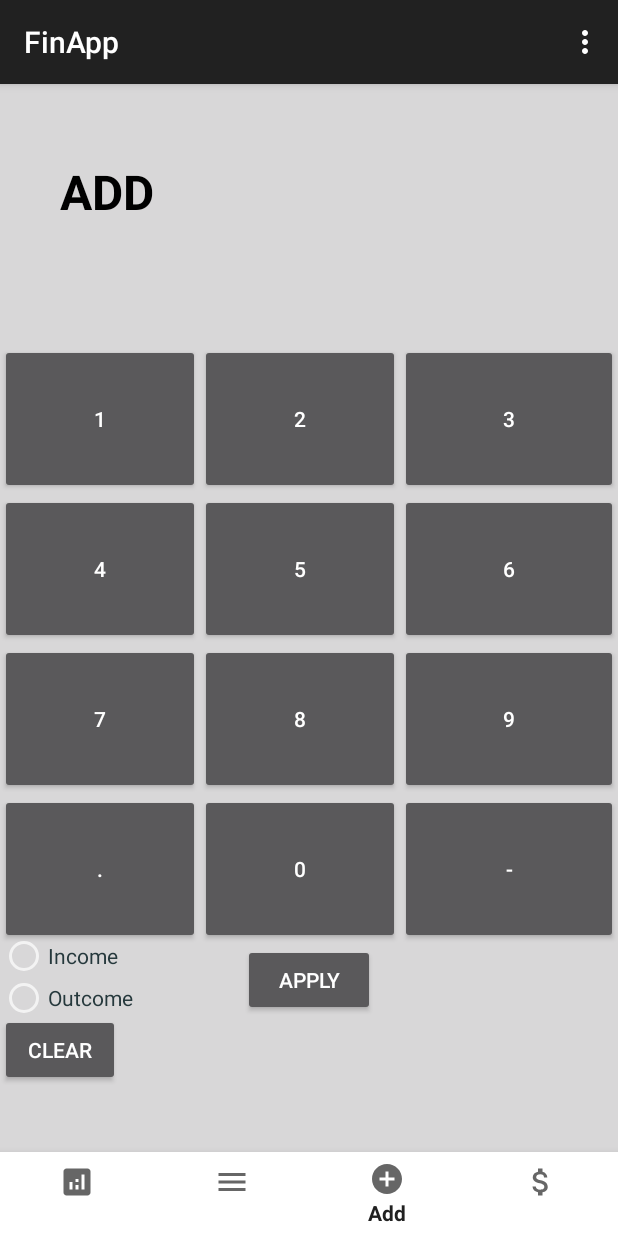
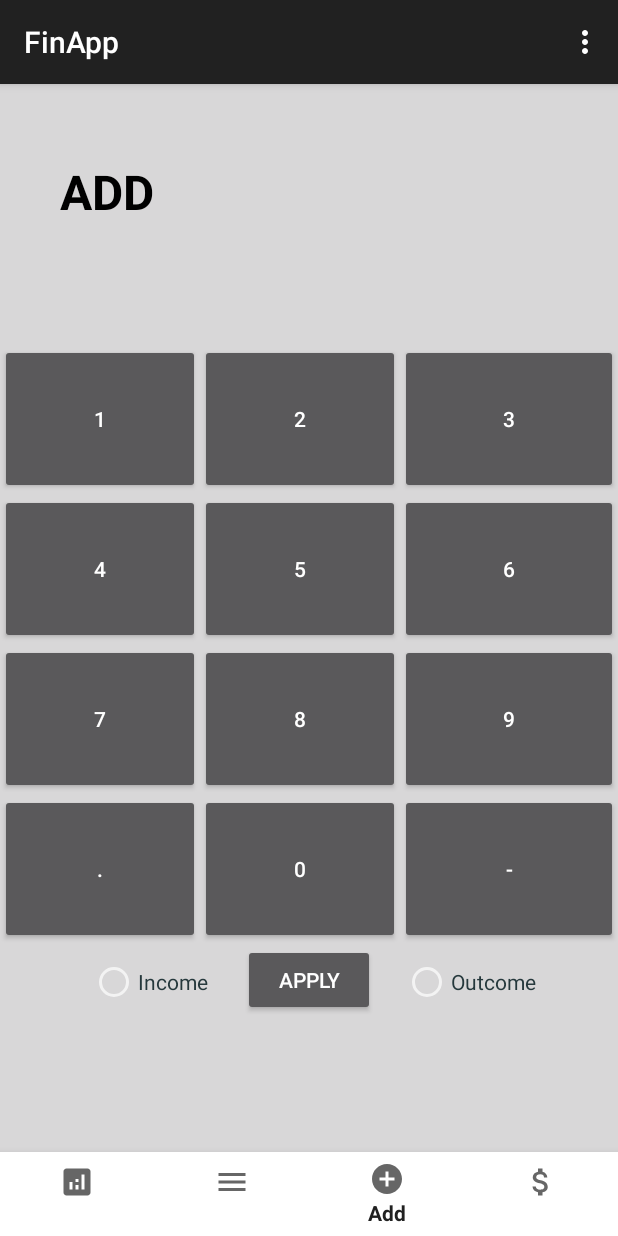
Before and after one commit to JohnnyMahoney/FinApp, an Android app built with Jetpack Compose: the BlankFragment3 screen opened through its navigation route, on a phone screen of 412 x 824 dp. Run offline under Robolectric (Android 15) with nearby library versions, the phone set to English and light mode, and no system bars; our stand-ins replace Firebase (no records; nobody signed in at launch, a user with empty details on screens opened directly), navigation-ui; libraries missing offline, so code that uses them is left out: com.github.mikephil.charting; 36 statements that could not run were skipped.

Commit message:
upgrade radio button

```diff
--- a/app/src/main/java/com/example/finapp/data/model/Transaction.kt
+++ b/app/src/main/java/com/example/finapp/data/model/Transaction.kt
@@ -6,7 +6,8 @@ enum class TransactionType {
     income,
     outcome,
     INCOME,
-    OUTCOME
+    OUTCOME,
+    NONE
 }
 
 enum class Category {
--- a/app/src/main/java/com/example/finapp/ui/theme/thirdPage/BlankFragment3.kt
+++ b/app/src/main/java/com/example/finapp/ui/theme/thirdPage/BlankFragment3.kt
@@ -51,9 +51,8 @@ class BlankFragment3 : Fragment(), BottomSheetCallback {
         super.onViewCreated(view, savedInstanceState)
         val textView = requireView().findViewById<View>(R.id.variableEditText) as TextView
         val applyButton = requireView().findViewById<View>(R.id.applyButton) as Button
-        val clearButton = requireView().findViewById<View>(R.id.clearButton) as Button
         val tableLayout: TableLayout = requireView().findViewById(R.id.buttons_view)
-        val radioGroup: RadioGroup = requireView().findViewById(R.id.radioGroup)
+        val radioGroup: RadioGroup = requireView().findViewById(R.id.transactionTypeRadioGroup)
         val incomeRadioButton: RadioButton = requireView().findViewById(R.id.incomeRadioButton)
         val outcomeRadioButton: RadioButton = requireView().findViewById(R.id.outcomeRadioButton)
 
@@ -73,10 +72,6 @@ class BlankFragment3 : Fragment(), BottomSheetCallback {
 
                 button.setOnClickListener {
                     when {
-                        button.id == R.id.clearButton -> {
-                            radioGroup.clearCheck()
-                        }
-
                         button.id == R.id.clear -> {
                             viewModel.clearLastDigit()
                         }
@@ -87,9 +82,7 @@ class BlankFragment3 : Fragment(), BottomSheetCallback {
 
                         else -> {
                             viewModel.addNumber(button.text.toString())
-                            val type =
-                                if (incomeRadioButton.isChecked) TransactionType.INCOME else TransactionType.OUTCOME
-                            viewModel.addType(type)
+
                         }
                     }
                 }
@@ -97,6 +90,12 @@ class BlankFragment3 : Fragment(), BottomSheetCallback {
         }
 
         applyButton.setOnClickListener {
+            val type = when (radioGroup.checkedRadioButtonId) {
+                R.id.incomeRadioButton -> TransactionType.INCOME
+                R.id.outcomeRadioButton -> TransactionType.OUTCOME
+                else -> TransactionType.NONE
+            }
+            viewModel.addType(type)
             bottomSheetFragment.callback = this
             bottomSheetFragment.show(parentFragmentManager, bottomSheetFragment.tag)
         }
--- a/app/src/main/res/layout/fragment_blank3.xml
+++ b/app/src/main/res/layout/fragment_blank3.xml
@@ -141,47 +141,33 @@
         app:layout_constraintTop_toBottomOf="@id/buttons_view" />
 
 
+    <RadioGroup
+        android:id="@+id/transactionTypeRadioGroup"
+        android:layout_width="334dp"
+        android:layout_height="29dp"
+        android:layout_marginStart="60dp"
+        android:layout_marginTop="584dp"
+        android:orientation="horizontal"
+        app:layout_constraintStart_toStartOf="parent"
+        app:layout_constraintTop_toTopOf="parent">
 
-    <RadioGroup
-        android:id="@+id/radioGroup"
-        android:layout_width="match_parent"
-        android:layout_height="wrap_content"
-        android:orientation="horizontal"
-        tools:ignore="MissingConstraints">
+        <RadioButton
+            android:id="@+id/incomeRadioButton"
+            android:layout_width="wrap_content"
+            android:layout_height="wrap_content"
+            android:layout_marginEnd="130dp"
+            android:fontStyle="normal"
+            android:text="Income"
+            android:textColor="#25383C" />
+
+        <RadioButton
+            android:id="@+id/outcomeRadioButton"
+            android:layout_width="wrap_content"
+            android:layout_height="wrap_content"
+            android:fontStyle="normal"
+            android:text="Outcome"
+            android:textColor="#25383C" />
 
     </RadioGroup>
 
-    <RadioButton
-        android:id="@+id/outcomeRadioButton"
-        android:layout_width="90dp"
-        android:layout_height="0dp"
-        android:layout_marginTop="593dp"
-        app:layout_constraintTop_toTopOf="parent"
-        android:text="Outcome"
-        android:textColor="#25383C"
-        android:fontStyle="italic"
-        tools:ignore="MissingConstraints"
-         />
-
-    <RadioButton
-        android:id="@+id/incomeRadioButton"
-        android:layout_width="80dp"
-        android:layout_height="0dp"
-        android:layout_marginTop="565dp"
-        android:text="Income"
-        android:textColor="#25383C"
-        android:fontStyle="italic"
-        app:layout_constraintTop_toTopOf="parent"
-        tools:ignore="MissingConstraints"
-         />
-
-    <Button
-        android:id="@+id/clearButton"
-        android:layout_width="80dp"
-        android:layout_height="0dp"
-        android:layout_marginTop="620dp"
-        app:layout_constraintTop_toTopOf="parent"
-        android:text="Clear"
-        tools:ignore="MissingConstraints"
-        />
 </androidx.constraintlayout.widget.ConstraintLayout>
```
